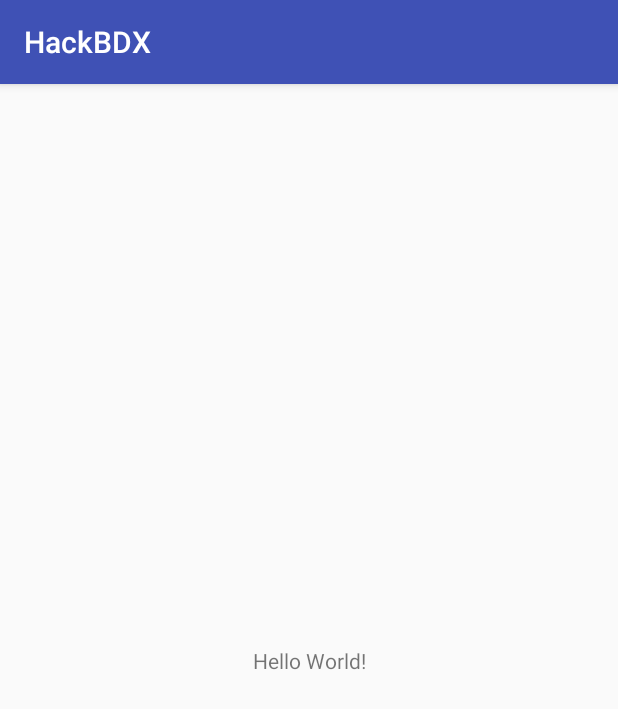
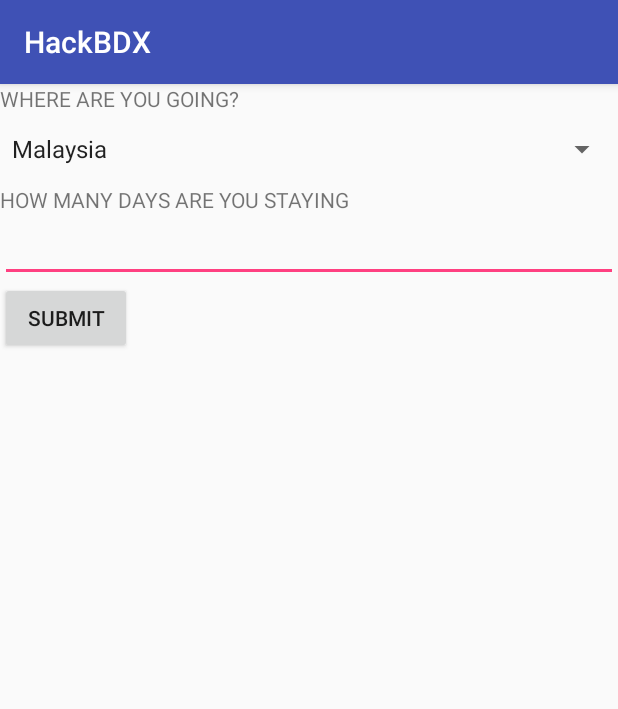
Before and after one commit to HackathonThings/ForgetNothing, an Android app: the screen it shows after launch (MainActivity), on a phone screen of 412 x 824 dp. Shown: the top 709 px of the screen. Run offline under Robolectric (Android 15) with nearby library versions, the phone set to English and light mode, and no system bars.

Commit message:
Canvis interficie

```diff
--- a/app/src/main/res/layout/activity_main.xml
+++ b/app/src/main/res/layout/activity_main.xml
@@ -1,18 +1,37 @@
 <?xml version="1.0" encoding="utf-8"?>
-<android.support.constraint.ConstraintLayout xmlns:android="http://schemas.android.com/apk/res/android"
-    xmlns:app="http://schemas.android.com/apk/res-auto"
+<LinearLayout xmlns:android="http://schemas.android.com/apk/res/android"
     xmlns:tools="http://schemas.android.com/tools"
     android:layout_width="match_parent"
     android:layout_height="match_parent"
-    tools:context="com.example.hackbdx.MainActivity">
+    tools:context="com.example.hackbdx.MainActivity"
+    android:orientation="vertical">
+    <TextView
+        android:id="@+id/text_view_id"
+        android:layout_height="wrap_content"
+        android:layout_width="wrap_content"
+        android:text="WHERE ARE YOU GOING?" />
+    <Spinner
+        android:id="@+id/spinner1"
+        android:layout_width="match_parent"
+        android:layout_height="48dp"
+        android:entries="@array/city"
+        android:prompt="@string/city_prompt" />
+    <TextView
+        android:id="@+id/text_view_id1"
+        android:layout_height="wrap_content"
+        android:layout_width="wrap_content"
+        android:text="HOW MANY DAYS ARE YOU STAYING" />
 
-    <TextView
-        android:layout_width="wrap_content"
+    <EditText
+        android:id="@+id/plain_text_input"
         android:layout_height="wrap_content"
-        android:text="Hello World!"
-        app:layout_constraintBottom_toBottomOf="parent"
-        app:layout_constraintLeft_toLeftOf="parent"
-        app:layout_constraintRight_toRightOf="parent"
-        app:layout_constraintTop_toTopOf="parent" />
+        android:layout_width="match_parent"
+        android:inputType="number"/>
 
-</android.support.constraint.ConstraintLayout>
+        <Button
+            android:id="@+id/btnSubmit"
+            android:layout_width="wrap_content"
+            android:layout_height="wrap_content"
+            android:text="Submit" />
+
+    </LinearLayout>
--- a/app/src/main/res/values/strings.xml
+++ b/app/src/main/res/values/strings.xml
@@ -1,3 +1,18 @@
 <resources>
     <string name="app_name">HackBDX</string>
+    <string name="spinner_title"></string>
+
+    <string name="city_prompt">Choose a country</string>
+
+    <string-array name="city">
+        <item>Malaysia</item>
+        <item>New York</item>
+        <item>Indonesia</item>
+        <item>Paris</item>
+        <item>Roma</item>
+        <item>Singapore</item>
+        <item>London</item>
+        <item>Barcelona</item>
+    </string-array>
+
 </resources>
```
Also changed, not shown: app/src/main/java/com/example/hackbdx/MainActivity.java (line endings or trailing spaces).
